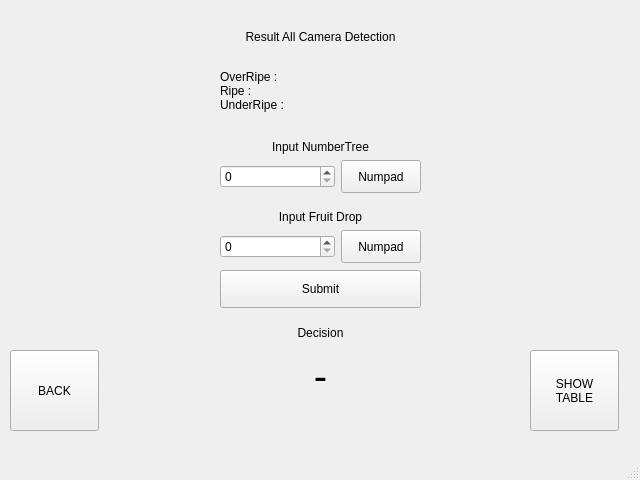
Before: the Qt Designer form code/egrekdigitalv2.ui in alldone03/SwtYL, drawn with Qt 5.
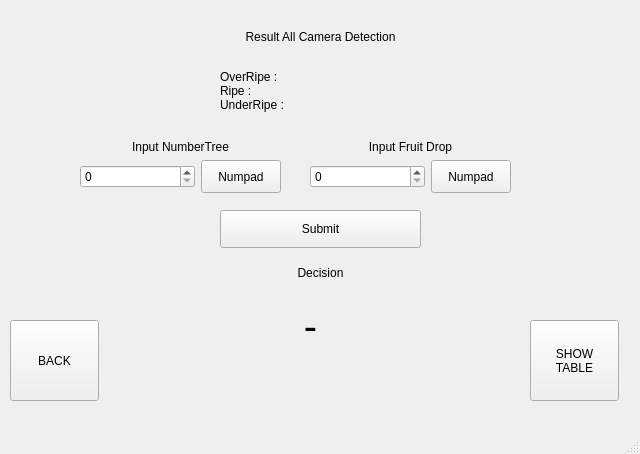
After: the same form once the commit is applied. The open tabs and pages were chosen to show the change.

Commit message: FEAT: config jetson

What changed in the file:
```diff
--- a/code/egrekdigitalv2.ui
+++ b/code/egrekdigitalv2.ui
@@ -7,7 +7,7 @@
     <x>0</x>
     <y>0</y>
     <width>640</width>
-    <height>480</height>
+    <height>454</height>
    </rect>
   </property>
   <property name="windowTitle">
@@ -351,7 +351,7 @@
       <property name="geometry">
        <rect>
         <x>10</x>
-        <y>350</y>
+        <y>320</y>
         <width>89</width>
         <height>81</height>
        </rect>
@@ -364,7 +364,7 @@
       <property name="geometry">
        <rect>
         <x>530</x>
-        <y>350</y>
+        <y>320</y>
         <width>89</width>
         <height>81</height>
        </rect>
@@ -378,7 +378,7 @@
       <property name="geometry">
        <rect>
         <x>220</x>
-        <y>270</y>
+        <y>210</y>
         <width>201</width>
         <height>81</height>
        </rect>
@@ -412,8 +412,8 @@
      <widget class="QWidget" name="verticalLayoutWidget_6">
       <property name="geometry">
        <rect>
-        <x>220</x>
-        <y>210</y>
+        <x>310</x>
+        <y>140</y>
         <width>201</width>
         <height>53</height>
        </rect>
@@ -467,7 +467,7 @@
      <widget class="QWidget" name="verticalLayoutWidget_8">
       <property name="geometry">
        <rect>
-        <x>220</x>
+        <x>80</x>
         <y>140</y>
         <width>201</width>
         <height>53</height>
@@ -522,8 +522,8 @@
      <widget class="QLabel" name="lbl_resultdecision">
       <property name="geometry">
        <rect>
-        <x>170</x>
-        <y>350</y>
+        <x>160</x>
+        <y>300</y>
         <width>301</width>
         <height>51</height>
        </rect>
```
Left out of the diff: 22 changed lines with no effect on the pictures. The commit also changes 1 other file.
